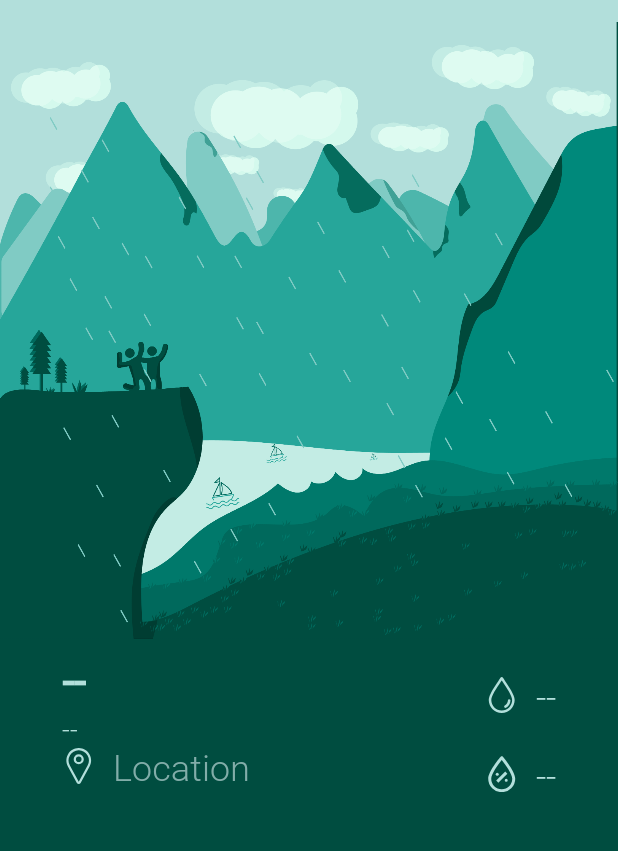
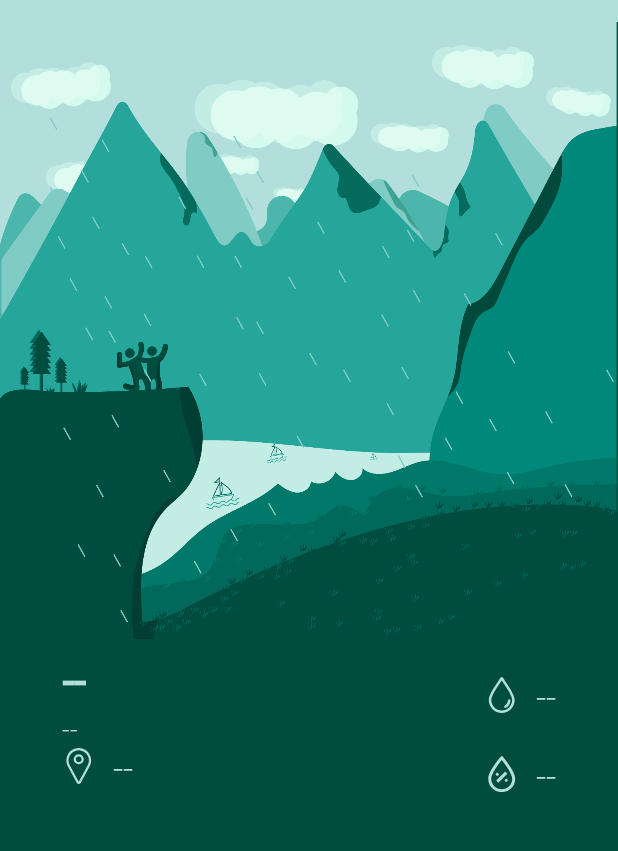
Before and after one commit to FireLord/Weathering, an Android app: the Rain screen opened directly, with no data from a screen before it, on a phone screen of 412 x 824 dp, the part 62-913 px from its top. Run offline under Robolectric (Android 15) with nearby library versions, the phone set to English and light mode, and no system bars; 8 statements that could not run were skipped.

Commit message:
app: switch to textView for location in WA
Signed-off-by: FireLord <firelord.xda@gmail.com>

```diff
--- a/app/src/main/java/com/firelord/weathering/Rain.kt
+++ b/app/src/main/java/com/firelord/weathering/Rain.kt
@@ -23,5 +23,6 @@ class Rain : AppCompatActivity() {
         rainActivity.tvWind.text = weatherInfo.tvWind
         rainActivity.tvDay.text = weatherInfo.tvDay
         rainActivity.tvDate.text = weatherInfo.tvDate
+        rainActivity.tvLocation.text = weatherInfo.tvLocation
     }
 }
--- a/app/src/main/java/com/firelord/weathering/Snow.kt
+++ b/app/src/main/java/com/firelord/weathering/Snow.kt
@@ -23,5 +23,6 @@ class Snow : AppCompatActivity() {
         snowActivity.tvWind.text = weatherInfo.tvWind
         snowActivity.tvDay.text = weatherInfo.tvDay
         snowActivity.tvDate.text = weatherInfo.tvDate
+        snowActivity.tvLocation.text = weatherInfo.tvLocation
     }
 }
--- a/app/src/main/java/com/firelord/weathering/Sunny.kt
+++ b/app/src/main/java/com/firelord/weathering/Sunny.kt
@@ -23,5 +23,6 @@ class Sunny : AppCompatActivity() {
         sunnyActivity.tvWind.text = weatherInfo.tvWind
         sunnyActivity.tvDay.text = weatherInfo.tvDay
         sunnyActivity.tvDate.text = weatherInfo.tvDate
+        sunnyActivity.tvLocation.text = weatherInfo.tvLocation
     }
 }
--- a/app/src/main/java/com/firelord/weathering/WeatherModel.kt
+++ b/app/src/main/java/com/firelord/weathering/WeatherModel.kt
@@ -10,5 +10,6 @@ data class WeatherModel(
     val tvHumidity: String,
     val tvWind: String,
     val tvDay: String?,
-    val tvDate: String?
+    val tvDate: String?,
+    val tvLocation: String
 ) : Parcelable
--- a/app/src/main/res/layout/activity_rain.xml
+++ b/app/src/main/res/layout/activity_rain.xml
@@ -49,19 +49,16 @@
         app:layout_constraintVertical_bias="0.0"
         app:srcCompat="@drawable/rain" />
 
-    <EditText
-        android:id="@+id/etLocation"
+    <TextView
+        android:id="@+id/tvLocation"
         android:layout_width="wrap_content"
         android:layout_height="wrap_content"
-        android:background="@null"
         android:drawableStart="@drawable/ic_rain_map"
         android:drawablePadding="10dp"
         android:fontFamily="@font/roboto_light"
-        android:hint="Location"
-        android:inputType="textPostalAddress"
         android:textColor="@color/colorRainLight"
-        android:textColorHint="@color/colorRainAccent"
         android:textSize="24sp"
+        android:text="--"
         app:autoSizeTextType="uniform"
         app:layout_constraintBottom_toBottomOf="@+id/tvWind"
         app:layout_constraintEnd_toStartOf="@+id/guidelineSideMiddle"
```
Also changed, not shown: app/src/main/java/com/firelord/weathering/MainActivity.kt (+6 -17 lines), app/src/main/res/layout/activity_snow.xml (+3 -6 lines), app/src/main/res/layout/activity_sunny.xml (+3 -6 lines).
